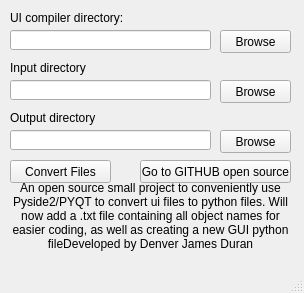
DDuran19/ui_to_py_converter, file main.ui: the form before one commit.
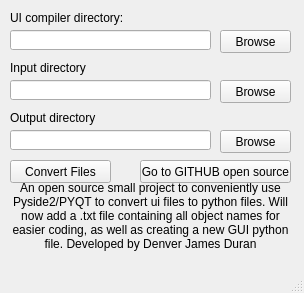
The form after the commit. Icons and pictures are not drawn.

The edit to the form file:
```diff
--- a/main.ui
+++ b/main.ui
@@ -35,6 +35,17 @@
    <iconset>
     <normaloff>converter.ico</normaloff>converter.ico</iconset>
   </property>
+  <property name="styleSheet">
+   <string notr="true">.QPushButton:hover{
+color: green;
+}</string>
+  </property>
+  <property name="iconSize">
+   <size>
+    <width>32</width>
+    <height>32</height>
+   </size>
+  </property>
   <widget class="QWidget" name="centralwidget">
    <widget class="QLineEdit" name="compilerdirectory">
     <property name="geometry">
@@ -179,8 +190,11 @@
       <height>71</height>
      </rect>
     </property>
+    <property name="lineWidth">
+     <number>1</number>
+    </property>
     <property name="text">
-     <string>An open source small project to conveniently use Pyside2/PYQT to convert ui files to python files. Will now add a .txt file containing all object names for easier coding, as well as creating a new GUI python fileDeveloped by Denver James Duran</string>
+     <string>An open source small project to conveniently use Pyside2/PYQT to convert ui files to python files. Will now add a .txt file containing all object names for easier coding, as well as creating a new GUI python file. Developed by Denver James Duran</string>
     </property>
     <property name="alignment">
      <set>Qt::AlignCenter</set>
```
Left out of the diff: 5 changed lines with no effect on the pictures.
